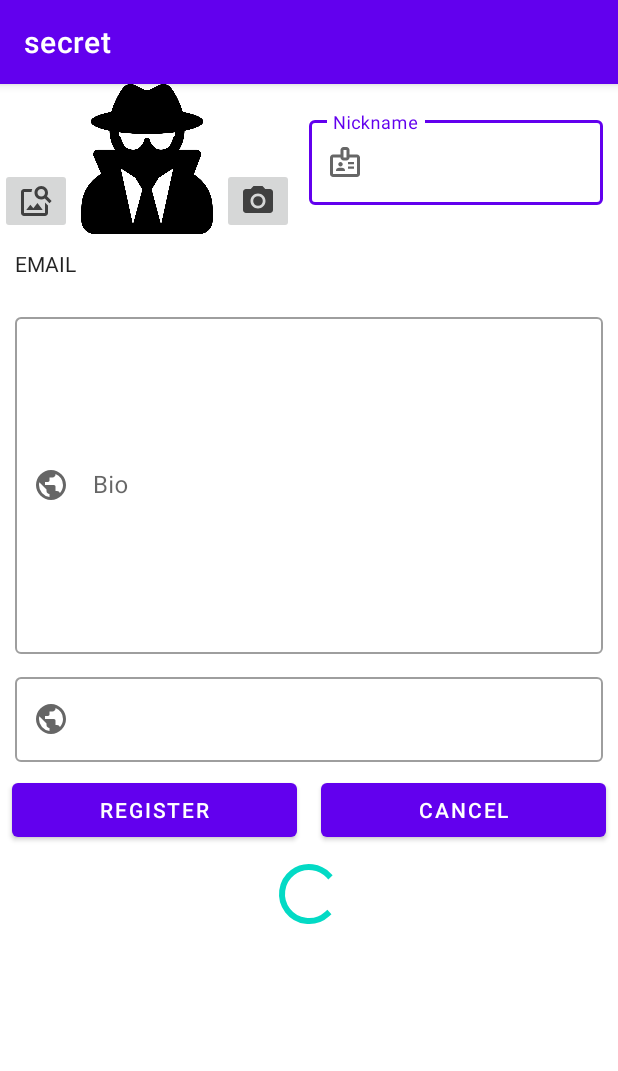
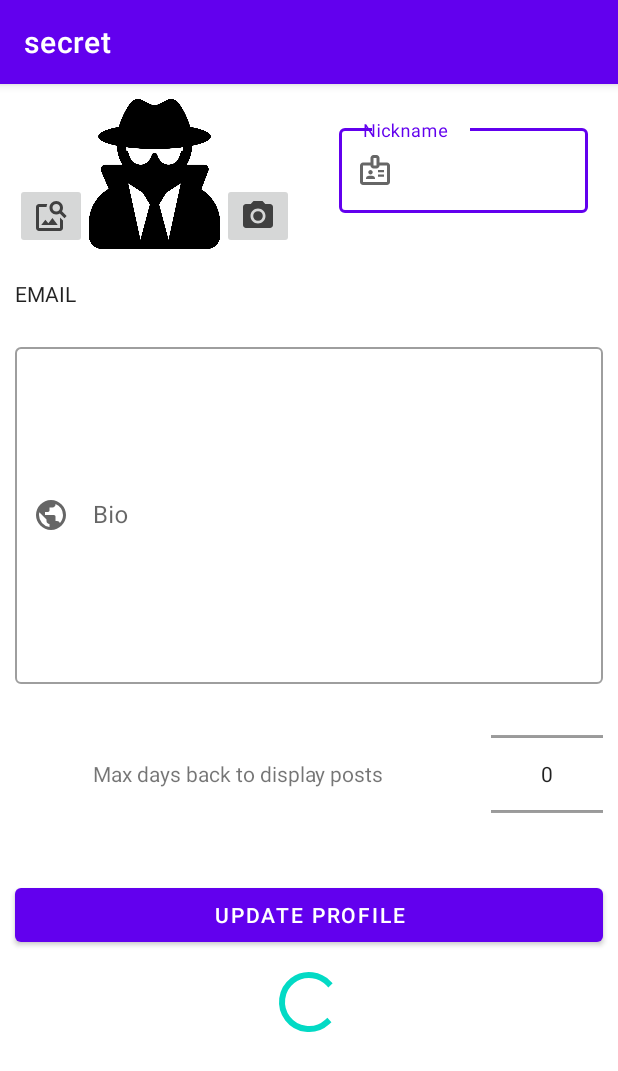
Before and after one commit to talaloni2/secret, an Android app: the fragment UserSettingsFragment shown on its own in the app's theme, on a phone screen of 412 x 824 dp. Shown: the top 1071 px of the screen. Run offline under Robolectric (Android 15) with nearby library versions, the phone set to English and light mode, and no system bars.

Commit message:
Finished designing profile settings screen

```diff
--- a/app/src/main/res/layout/fragment_user_settings.xml
+++ b/app/src/main/res/layout/fragment_user_settings.xml
@@ -27,7 +27,8 @@
                 <FrameLayout
                     android:layout_width="0dp"
                     android:layout_height="wrap_content"
-                    android:layout_weight="1">
+                    android:layout_weight="1"
+                    android:layout_margin="10dp">
 
                     <ImageView
                         android:id="@+id/avatarImg"
@@ -67,7 +68,8 @@
                         android:id="@+id/nicknameEt"
                         android:layout_width="match_parent"
                         android:layout_height="wrap_content"
-                        android:hint="Nickname" />
+                        android:hint="Nickname"
+                        android:layout_margin="10dp"/>
                 </com.google.android.material.textfield.TextInputLayout>
 
             </LinearLayout>
@@ -111,22 +113,24 @@
                     />
             </com.google.android.material.textfield.TextInputLayout>
 
-            <com.google.android.material.textfield.TextInputLayout
-                style="@style/Widget.MaterialComponents.TextInputLayout.OutlinedBox"
+            <LinearLayout
                 android:layout_width="match_parent"
-                android:layout_height="wrap_content"
-                android:layout_marginStart="10dp"
-                android:layout_marginTop="10dp"
-                android:layout_marginEnd="10dp"
-                app:startIconDrawable="@drawable/ic_baseline_public_24">
-
-                <com.google.android.material.textfield.TextInputEditText
-                    android:id="@+id/maxDaysBackET"
-                    android:layout_width="match_parent"
+                android:layout_height="wrap_content">
+                <TextView
+                    android:layout_width="0dp"
                     android:layout_height="wrap_content"
-                    android:inputType="number"
-                    />
-            </com.google.android.material.textfield.TextInputLayout>
+                    android:layout_weight=".8"
+                    android:layout_gravity="center"
+                    android:textAlignment="center"
+                    android:text="Max days back to display posts"
+                    android:layout_margin="10dp"/>
+            <NumberPicker
+                android:layout_width="0dp"
+                android:layout_height="100dp"
+                android:layout_margin="10dp"
+                android:layout_weight=".2"
+                android:id="@+id/maxDaysBackPicker"/>
+            </LinearLayout>
 
             <androidx.appcompat.widget.LinearLayoutCompat
                 android:layout_width="match_parent"
@@ -135,25 +139,16 @@
 
 
                 <Button
-                    android:id="@+id/registerBtn"
+                    android:id="@+id/updateProfileBtn"
                     android:layout_width="0dp"
                     android:layout_height="match_parent"
-                    android:layout_margin="8dp"
+                    android:layout_margin="10dp"
                     android:layout_weight="1"
-                    android:text="REGISTER" />
-
-
-                <Button
-                    android:id="@+id/cancelBtn"
-                    android:layout_width="0dp"
-                    android:layout_height="wrap_content"
-                    android:layout_margin="8dp"
-                    android:layout_weight="1"
-                    android:text="CANCEL" />
+                    android:text="Update Profile" />
             </androidx.appcompat.widget.LinearLayoutCompat>
 
             <ProgressBar
-                android:id="@+id/registerProgressBar"
+                android:id="@+id/updateProfileProgressBar"
                 android:layout_width="wrap_content"
                 android:layout_height="wrap_content"
                 android:layout_gravity="center"/>
```
